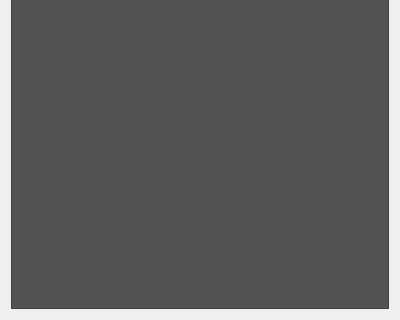
Qt form favorites.ui (d1mmm/QtTest_ProviderContactsList) before a commit; both pictures show x 0 to 400 and y 280 to 600 of the 400 by 600 pixel window.
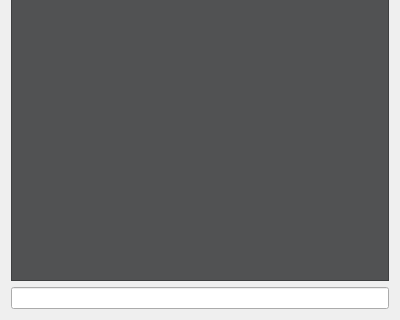
The same form after that commit.

Patch:
```diff
--- a/favorites.ui
+++ b/favorites.ui
@@ -26,6 +26,16 @@
      </item>
     </layout>
    </item>
+   <item row="1" column="0">
+    <widget class="QLineEdit" name="lineEdit">
+     <property name="readOnly">
+      <bool>true</bool>
+     </property>
+     <property name="clearButtonEnabled">
+      <bool>false</bool>
+     </property>
+    </widget>
+   </item>
   </layout>
  </widget>
  <resources/>
```
